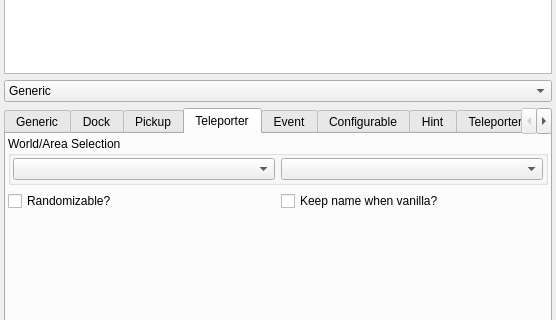
The window that randovania/gui/ui_files/node_details_popup.ui (randovania/randovania) describes before a commit, drawn with Qt 5; both pictures show x 0 to 556 and y 294 to 614 of the 556 by 846 pixel window.
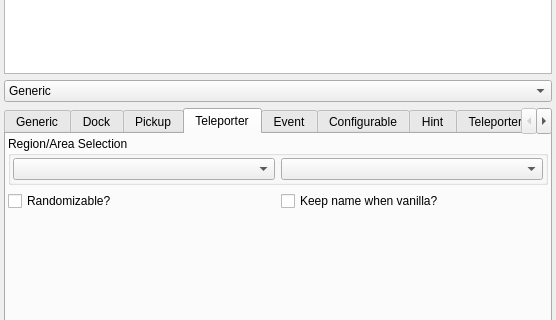
The same window after the commit. The open tabs and pages were chosen to show the change.

Commit message: Rename World into Region

Patch:
```diff
--- a/randovania/gui/ui_files/node_details_popup.ui
+++ b/randovania/gui/ui_files/node_details_popup.ui
@@ -569,7 +569,7 @@
           </sizepolicy>
          </property>
          <property name="title">
-          <string>World/Area Selection</string>
+          <string>Region/Area Selection</string>
          </property>
          <layout class="QHBoxLayout" name="teleporter_destination_layout">
           <property name="leftMargin">
```
Left out of the diff: 4 changed lines with no effect on the pictures. The commit also changes 176 other files.
